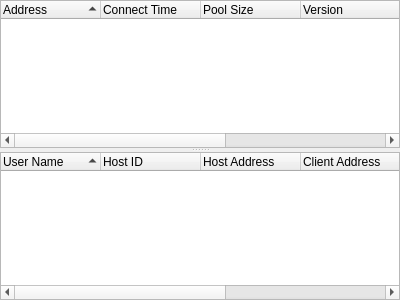
dchapyshev/aspia, file source/client/desktop/management/router_relays_widget.ui: the form before one commit.
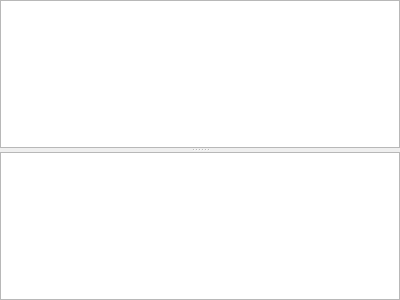
The form after the commit.

```diff
--- a/source/client/desktop/management/router_relays_widget.ui
+++ b/source/client/desktop/management/router_relays_widget.ui
@@ -28,7 +28,7 @@
      <property name="orientation">
       <enum>Qt::Orientation::Vertical</enum>
      </property>
-     <widget class="QTreeWidget" name="tree_relays">
+     <widget class="QTreeView" name="tree_relays">
       <property name="editTriggers">
        <set>QAbstractItemView::EditTrigger::NoEditTriggers</set>
       </property>
@@ -53,43 +53,8 @@
       <attribute name="headerShowSortIndicator" stdset="0">
        <bool>true</bool>
       </attribute>
-      <column>
-       <property name="text">
-        <string>Address</string>
-       </property>
-      </column>
-      <column>
-       <property name="text">
-        <string>Connect Time</string>
-       </property>
-      </column>
-      <column>
-       <property name="text">
-        <string>Pool Size</string>
-       </property>
-      </column>
-      <column>
-       <property name="text">
-        <string>Version</string>
-       </property>
-      </column>
-      <column>
-       <property name="text">
-        <string>Computer Name</string>
-       </property>
-      </column>
-      <column>
-       <property name="text">
-        <string>Architecture</string>
-       </property>
-      </column>
-      <column>
-       <property name="text">
-        <string>Operating System</string>
-       </property>
-      </column>
      </widget>
-     <widget class="QTreeWidget" name="tree_peers">
+     <widget class="QTreeView" name="tree_peers">
       <property name="editTriggers">
        <set>QAbstractItemView::EditTrigger::NoEditTriggers</set>
       </property>
@@ -108,41 +73,6 @@
       <attribute name="headerShowSortIndicator" stdset="0">
        <bool>true</bool>
       </attribute>
-      <column>
-       <property name="text">
-        <string>User Name</string>
-       </property>
-      </column>
-      <column>
-       <property name="text">
-        <string>Host ID</string>
-       </property>
-      </column>
-      <column>
-       <property name="text">
-        <string>Host Address</string>
-       </property>
-      </column>
-      <column>
-       <property name="text">
-        <string>Client Address</string>
-       </property>
-      </column>
-      <column>
-       <property name="text">
-        <string>Transferred</string>
-       </property>
-      </column>
-      <column>
-       <property name="text">
-        <string>Duration</string>
-       </property>
-      </column>
-      <column>
-       <property name="text">
-        <string>Idle</string>
-       </property>
-      </column>
      </widget>
     </widget>
    </item>
```
Left out of the diff: 3 changed lines with no effect on the pictures.
